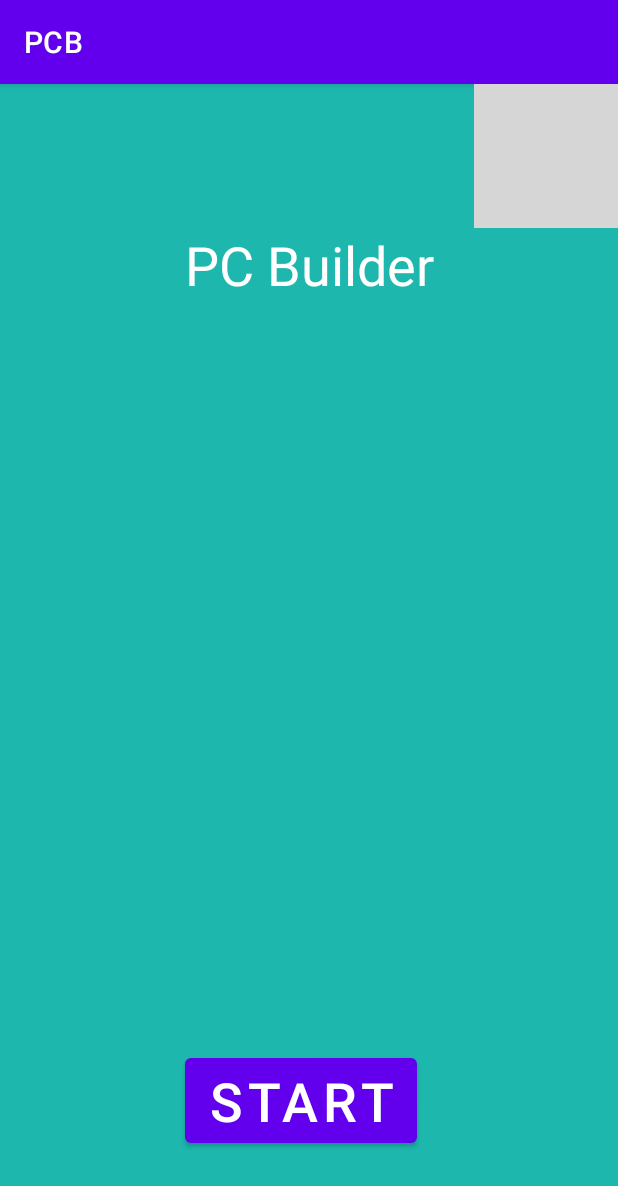
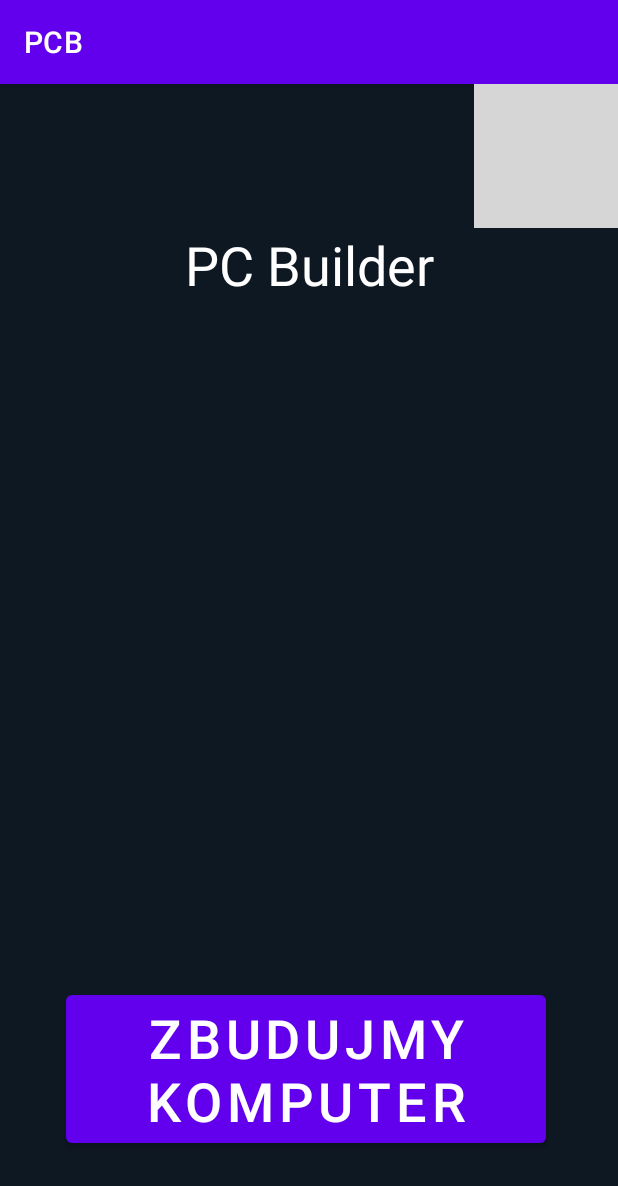
Before and after one commit to kamil-jackiewicz/PCB, an Android app: the screen it shows after launch (MainActivity), on a phone screen of 412 x 824 dp. Shown: the top 1186 px of the screen. Run offline under Robolectric (Android 15) with nearby library versions, the phone set to English and light mode, and no system bars; grey boxes are pictures that could not be loaded.

Commit message:
Change color background(main page) and description of button(main page)

```diff
--- a/app/src/main/res/layout/activity_main.xml
+++ b/app/src/main/res/layout/activity_main.xml
@@ -4,7 +4,7 @@
     xmlns:tools="http://schemas.android.com/tools"
     android:layout_width="match_parent"
     android:layout_height="match_parent"
-    android:background="#1DB7AE"
+    android:background="#0E1822"
     tools:context=".MainActivity">
 
     <ImageView
@@ -26,7 +26,7 @@
         android:layout_height="wrap_content"
         android:layout_marginTop="607dp"
         android:layout_marginBottom="56dp"
-        android:text="@string/start"
+        android:text="@string/zbudujmy_komputer"
         android:textSize="36sp"
         app:layout_constraintBottom_toBottomOf="parent"
         app:layout_constraintEnd_toEndOf="parent"
--- a/app/src/main/res/values/strings.xml
+++ b/app/src/main/res/values/strings.xml
@@ -143,4 +143,5 @@ Trzymaj procesor za krawędzie – w żadnym wypadku nie dotykaj styków na spod
         Nie musisz zdejmować plastikowej zaślepki – naprężenie powstające podczas montażu procesora spowoduje, że zaślepka sama wyskoczy. Jeśli będziesz próbować zdjąć zaślepkę samodzielnie, może to skończyć się uderzeniem i uszkodzeniem kruchych styków znajdujących się pod spodem. \n
         Procesor można zamontować tylko w jedną stronę i nie potrzeba do tego siły
     </string>
+    <string name="zbudujmy_komputer">Zbudujmy komputer</string>
 </resources>
```
